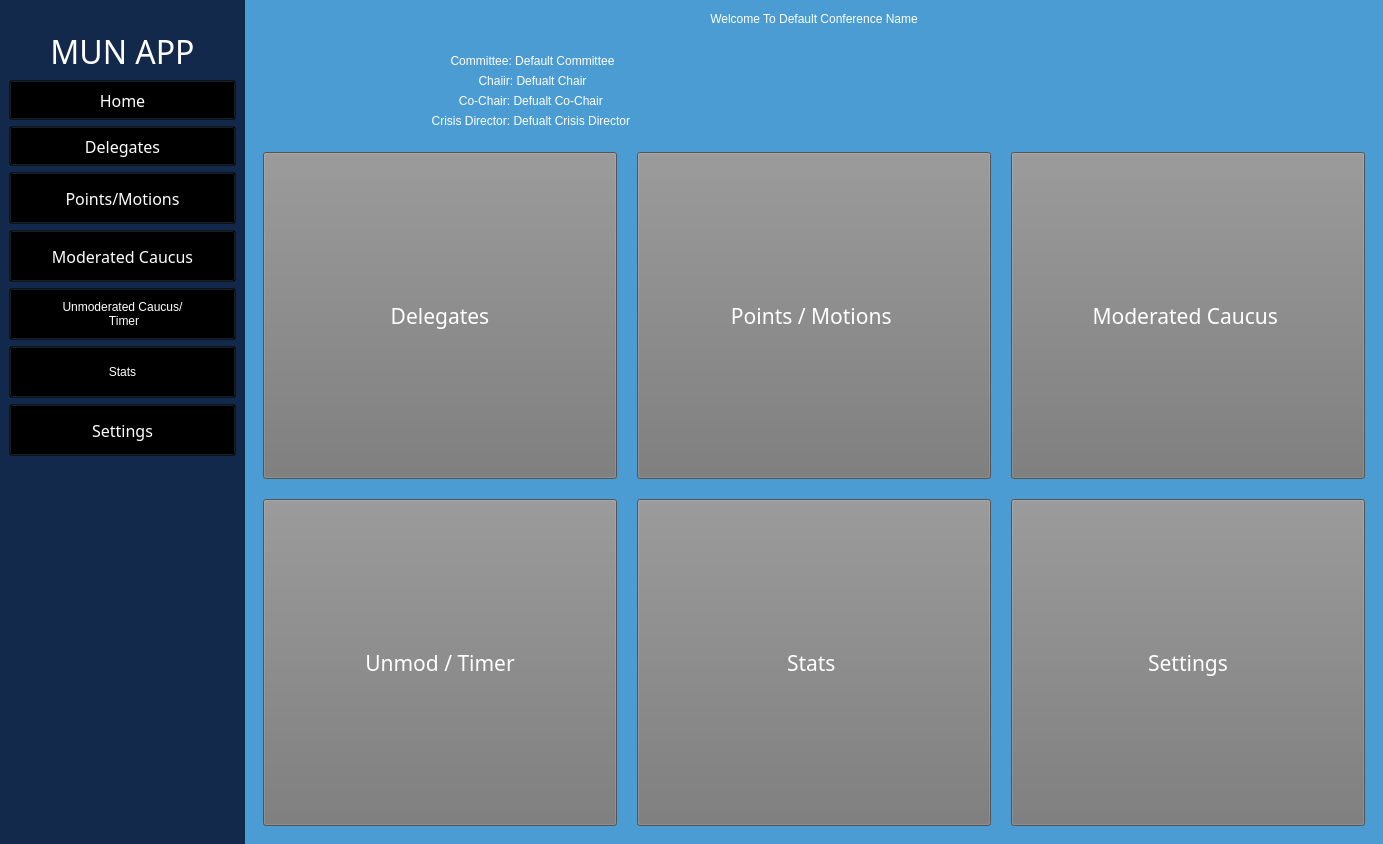
The window that mun_app_ui.ui (mkirby528/Run-MUN) describes before a commit, drawn with Qt 5.
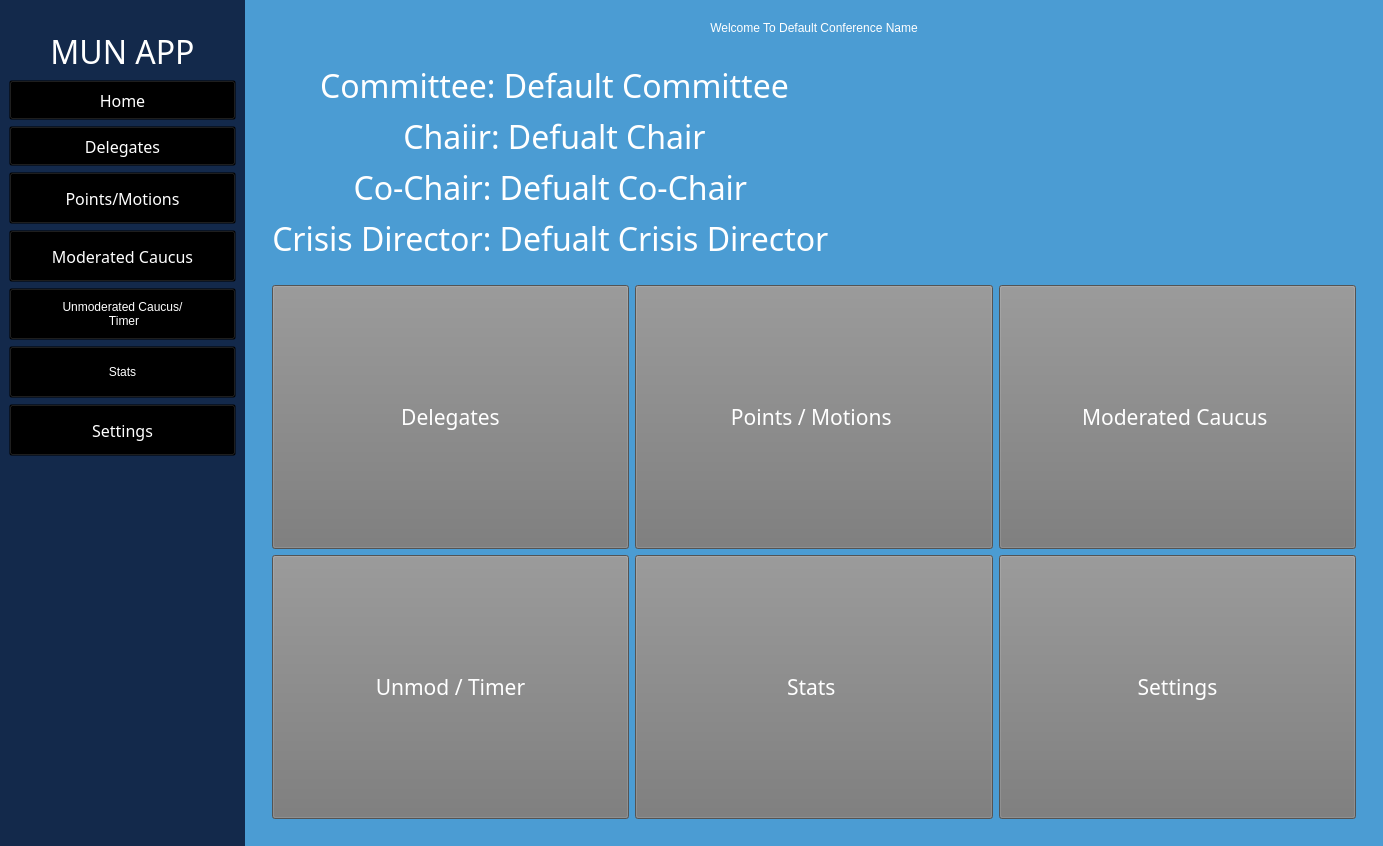
The same window after the commit. The open tabs and pages were chosen to show the change. Icons and pictures are not drawn.

Commit message: add scroll first page

What changed in the file:
```diff
--- a/mun_app_ui.ui
+++ b/mun_app_ui.ui
@@ -7,7 +7,7 @@
     <x>0</x>
     <y>0</y>
     <width>1383</width>
-    <height>844</height>
+    <height>846</height>
    </rect>
   </property>
   <property name="sizePolicy">
@@ -60,6 +60,11 @@
 		Text-align:CENTER;
 }
 
+
+#home_contents{
+background-color: #4B9CD3
+}
+
 QPushButton#home_button:hover,#delegates_button:hover,#points_motions_button:hover,#settings_button:hover,#moderated_caucus_button:hover, #unmod_button:hover, #stats_button:hover{
 	background-color: #4B9CD3;
 
@@ -136,7 +141,7 @@
 		background-color: #4B9CD3;
 }
 
-#add_delegate_button, #add_motion_button, #add_mod_caucus_button, #add_unmod_button,#order_delegates_button{
+#add_delegate_button, #add_motion_button, #add_mod_caucus_button, #add_unmod_button,#order_delegates_button,#reset_motions_button{
 	background-color: #767676;
 	border-color: transparent;
 	color:white;
@@ -255,7 +260,7 @@
 
 #home_committee_label,#home_chair_label,#home_co_label,#home_cd_label{
 	color:white;
-	font: 87 16pt &quot;Arial Black&quot;;
+	font: 87 24pt &quot;Arial Black&quot;;
 }
 #home_delegates_button, #home_pm_button,#home_mod_button,#home_unmod_button,#home_stats_button,#home_settings_button {
 	background-color:#767676;
@@ -272,7 +277,6 @@
 }QCheckBox::indicator:checked {
        image: url(:/img/resources/checkmark-xxl.png);
 }
-
 </string>
   </property>
   <layout class="QHBoxLayout" name="horizontalLayout_5" stretch="2,19">
@@ -672,11 +676,38 @@
           </sizepolicy>
          </property>
          <layout class="QGridLayout" name="gridLayout_6">
+          <item row="1" column="0" rowspan="2">
+           <widget class="QScrollArea" name="home_scroll">
+            <property name="styleSheet">
+             <string notr="true"/>
+            </property>
+            <property name="frameShape">
+             <enum>QFrame::NoFrame</enum>
+            </property>
+            <property name="widgetResizable">
+             <bool>true</bool>
+            </property>
+            <widget class="QWidget" name="home_contents">
+             <property name="geometry">
+              <rect>
+               <x>0</x>
+               <y>-6</y>
+               <width>1190</width>
+               <height>830</height>
+              </rect>
+             </property>
+             <property name="styleSheet">
+              <string notr="true">background-color: </string>
+             </property>
+             <layout class="QGridLayout" name="gridLayout_10">
           <item row="0" column="0" colspan="2">
            <widget class="QLabel" name="welcome_to_conference_label">
             <property name="frameShape">
              <enum>QFrame::NoFrame</enum>
             </property>
+                <property name="lineWidth">
+                 <number>0</number>
+                </property>
             <property name="text">
              <string>Welcome To Default Conference Name</string>
             </property>
@@ -685,75 +716,38 @@
             </property>
            </widget>
           </item>
-          <item row="7" column="0" colspan="2">
-           <widget class="QFrame" name="frame_6">
-            <property name="sizePolicy">
-             <sizepolicy hsizetype="Expanding" vsizetype="Preferred">
-              <horstretch>0</horstretch>
-              <verstretch>0</verstretch>
-             </sizepolicy>
-            </property>
+              <item row="2" column="1" rowspan="3">
+               <widget class="QLabel" name="home_img_label">
+                <property name="maximumSize">
+                 <size>
+                  <width>16777215</width>
+                  <height>1000</height>
+                 </size>
+                </property>
+                <property name="text">
+                 <string/>
+                </property>
+                <property name="pixmap">
+                 <pixmap resource="res.qrc">:/img/resources/united-nations-logo.png</pixmap>
+                </property>
+                <property name="scaledContents">
+                 <bool>false</bool>
+                </property>
+                <property name="alignment">
+                 <set>Qt::AlignCenter</set>
+                </property>
+               </widget>
+              </item>
+              <item row="5" column="0" colspan="2">
+               <widget class="QFrame" name="frame_10">
             <property name="frameShape">
              <enum>QFrame::NoFrame</enum>
             </property>
             <property name="frameShadow">
              <enum>QFrame::Raised</enum>
             </property>
-            <layout class="QGridLayout" name="gridLayout_4">
-             <property name="sizeConstraint">
-              <enum>QLayout::SetDefaultConstraint</enum>
-             </property>
-             <property name="spacing">
-              <number>20</number>
-             </property>
-             <item row="2" column="0">
-              <widget class="QPushButton" name="home_unmod_button">
-               <property name="sizePolicy">
-                <sizepolicy hsizetype="MinimumExpanding" vsizetype="MinimumExpanding">
-                 <horstretch>0</horstretch>
-                 <verstretch>0</verstretch>
-                </sizepolicy>
-               </property>
-               <property name="minimumSize">
-                <size>
-                 <width>150</width>
-                 <height>150</height>
-                </size>
-               </property>
-               <property name="baseSize">
-                <size>
-                 <width>150</width>
-                 <height>150</height>
-                </size>
-               </property>
-               <property name="font">
-                <font>
-                 <family>Arial Black</family>
-                 <pointsize>16</pointsize>
-                </font>
-               </property>
-               <property name="text">
-                <string>Unmod / Timer</string>
-               </property>
-               <property name="icon">
-                <iconset resource="res.qrc">
-                 <normaloff>:/img/resources/stopwatch.png</normaloff>:/img/resources/stopwatch.png</iconset>
-               </property>
-               <property name="iconSize">
-                <size>
-                 <width>64</width>
-                 <height>64</height>
-                </size>
-               </property>
-               <property name="default">
-                <bool>false</bool>
-               </property>
-               <property name="flat">
-                <bool>false</bool>
-               </property>
-              </widget>
-             </item>
-             <item row="1" column="0">
+                <layout class="QGridLayout" name="gridLayout_11">
+                 <item row="0" column="0">
               <widget class="QPushButton" name="home_delegates_button">
                <property name="sizePolicy">
                 <sizepolicy hsizetype="MinimumExpanding" vsizetype="MinimumExpanding">
@@ -800,101 +794,7 @@
                </property>
               </widget>
              </item>
-             <item row="2" column="2">
-              <widget class="QPushButton" name="home_settings_button">
-               <property name="sizePolicy">
-                <sizepolicy hsizetype="MinimumExpanding" vsizetype="MinimumExpanding">
-                 <horstretch>0</horstretch>
-                 <verstretch>0</verstretch>
-                </sizepolicy>
-               </property>
-               <property name="minimumSize">
-                <size>
-                 <width>150</width>
-                 <height>150</height>
-                </size>
-               </property>
-               <property name="baseSize">
-                <size>
-                 <width>150</width>
-                 <height>150</height>
-                </size>
-               </property>
-               <property name="font">
-                <font>
-                 <family>Arial Black</family>
-                 <pointsize>16</pointsize>
-                </font>
-               </property>
-               <property name="text">
-                <string>Settings</string>
-               </property>
-               <property name="icon">
-                <iconset resource="res.qrc">
-                 <normaloff>:/img/resources/settings.png</normaloff>:/img/resources/settings.png</iconset>
-               </property>
-               <property name="iconSize">
-                <size>
-                 <width>64</width>
-                 <height>64</height>
-                </size>
-               </property>
-               <property name="default">
-                <bool>false</bool>
-               </property>
-               <property name="flat">
-                <bool>false</bool>
-               </property>
-              </widget>
-             </item>
-             <item row="2" column="1">
-              <widget class="QPushButton" name="home_stats_button">
-               <property name="sizePolicy">
-                <sizepolicy hsizetype="MinimumExpanding" vsizetype="MinimumExpanding">
-                 <horstretch>0</horstretch>
-                 <verstretch>0</verstretch>
-                </sizepolicy>
-               </property>
-               <property name="minimumSize">
-                <size>
-                 <width>150</width>
-                 <height>150</height>
-                </size>
-               </property>
-               <property name="baseSize">
-                <size>
-                 <width>150</width>
-                 <height>150</height>
-                </size>
-               </property>
-               <property name="font">
-                <font>
-                 <family>Arial Black</family>
-                 <pointsize>16</pointsize>
-                </font>
-               </property>
-               <property name="text">
-                <string>Stats </string>
-               </property>
-               <property name="icon">
-                <iconset resource="res.qrc">
-                 <normaloff>:/img/resources/bar-chart.png</normaloff>:/img/resources/bar-chart.png</iconset>
-               </property>
-               <property name="iconSize">
-                <size>
-                 <width>64</width>
-                 <height>64</height>
-                </size>
-               </property>
-               <property name="default">
-                <bool>false</bool>
-               </property>
-               <property name="flat">
-                <bool>false</bool>
-               </property>
-              </widget>
-             </item>
-             <item row="1" column="1">
+                 <item row="0" column="1">
               <widget class="QPushButton" name="home_pm_button">
                <property name="sizePolicy">
                 <sizepolicy hsizetype="MinimumExpanding" vsizetype="MinimumExpanding">
@@ -941,7 +841,7 @@
                </property>
               </widget>
              </item>
-             <item row="1" column="2">
+                 <item row="0" column="2">
               <widget class="QPushButton" name="home_mod_button">
                <property name="sizePolicy">
                 <sizepolicy hsizetype="MinimumExpanding" vsizetype="MinimumExpanding">
@@ -988,81 +888,257 @@
                </property>
               </widget>
              </item>
+                 <item row="1" column="0">
+                  <widget class="QPushButton" name="home_unmod_button">
+                   <property name="sizePolicy">
+                    <sizepolicy hsizetype="MinimumExpanding" vsizetype="MinimumExpanding">
+                     <horstretch>0</horstretch>
+                     <verstretch>0</verstretch>
+                    </sizepolicy>
+                   </property>
+                   <property name="minimumSize">
+                    <size>
+                     <width>150</width>
+                     <height>150</height>
+                    </size>
+                   </property>
+                   <property name="baseSize">
+                    <size>
+                     <width>150</width>
+                     <height>150</height>
+                    </size>
+                   </property>
+                   <property name="font">
+                    <font>
+                     <family>Arial Black</family>
+                     <pointsize>16</pointsize>
+                    </font>
+                   </property>
+                   <property name="text">
+                    <string>Unmod / Timer</string>
+                   </property>
+                   <property name="icon">
+                    <iconset resource="res.qrc">
+                     <normaloff>:/img/resources/stopwatch.png</normaloff>:/img/resources/stopwatch.png</iconset>
+                   </property>
+                   <property name="iconSize">
+                    <size>
+                     <width>64</width>
+                     <height>64</height>
+                    </size>
+                   </property>
+                   <property name="default">
+                    <bool>false</bool>
+                   </property>
+                   <property name="flat">
+                    <bool>false</bool>
+                   </property>
+                  </widget>
+                 </item>
+                 <item row="1" column="1">
+                  <widget class="QPushButton" name="home_stats_button">
+                   <property name="sizePolicy">
+                    <sizepolicy hsizetype="MinimumExpanding" vsizetype="MinimumExpanding">
+                     <horstretch>0</horstretch>
+                     <verstretch>0</verstretch>
+                    </sizepolicy>
+                   </property>
+                   <property name="minimumSize">
+                    <size>
+                     <width>150</width>
+                     <height>150</height>
+                    </size>
+                   </property>
+                   <property name="baseSize">
+                    <size>
+                     <width>150</width>
+                     <height>150</height>
+                    </size>
+                   </property>
+                   <property name="font">
+                    <font>
+                     <family>Arial Black</family>
+                     <pointsize>16</pointsize>
+                    </font>
+                   </property>
+                   <property name="text">
+                    <string>Stats </string>
+                   </property>
+                   <property name="icon">
+                    <iconset resource="res.qrc">
+                     <normaloff>:/img/resources/bar-chart.png</normaloff>:/img/resources/bar-chart.png</iconset>
+                   </property>
+                   <property name="iconSize">
+                    <size>
+                     <width>64</width>
+                     <height>64</height>
+                    </size>
+                   </property>
+                   <property name="default">
+                    <bool>false</bool>
+                   </property>
+                   <property name="flat">
+                    <bool>false</bool>
+                   </property>
+                  </widget>
+                 </item>
+                 <item row="1" column="2">
+                  <widget class="QPushButton" name="home_settings_button">
+                   <property name="sizePolicy">
+                    <sizepolicy hsizetype="MinimumExpanding" vsizetype="MinimumExpanding">
+                     <horstretch>0</horstretch>
+                     <verstretch>0</verstretch>
+                    </sizepolicy>
+                   </property>
+                   <property name="minimumSize">
+                    <size>
+                     <width>150</width>
+                     <height>150</height>
+                    </size>
+                   </property>
+                   <property name="baseSize">
+                    <size>
+                     <width>150</width>
+                     <height>150</height>
+                    </size>
+                   </property>
+                   <property name="font">
+                    <font>
+                     <family>Arial Black</family>
+                     <pointsize>16</pointsize>
+                    </font>
+                   </property>
+                   <property name="text">
+                    <string>Settings</string>
+                   </property>
+                   <property name="icon">
+                    <iconset resource="res.qrc">
+                     <normaloff>:/img/resources/settings.png</normaloff>:/img/resources/settings.png</iconset>
+                   </property>
+                   <property name="iconSize">
+                    <size>
+                     <width>64</width>
+                     <height>64</height>
+                    </size>
+                   </property>
+                   <property name="default">
+                    <bool>false</bool>
+                   </property>
+                   <property name="flat">
+                    <bool>false</bool>
+                   </property>
+                  </widget>
+                 </item>
             </layout>
            </widget>
           </item>
-          <item row="1" column="1" rowspan="3">
-           <widget class="QLabel" name="home_img_label">
-            <property name="maximumSize">
-             <size>
-              <width>16777215</width>
-              <height>1000</height>
-             </size>
-            </property>
-            <property name="text">
-             <string/>
-            </property>
-            <property name="pixmap">
-             <pixmap resource="res.qrc">:/img/resources/united-nations-logo.png</pixmap>
-            </property>
-            <property name="scaledContents">
-             <bool>false</bool>
-            </property>
-            <property name="alignment">
-             <set>Qt::AlignCenter</set>
-            </property>
-           </widget>
-          </item>
-          <item row="1" column="0" rowspan="3">
-           <widget class="QFrame" name="frame_7">
+              <item row="2" column="0" rowspan="3">
+               <widget class="QFrame" name="frame_9">
             <property name="frameShape">
              <enum>QFrame::NoFrame</enum>
             </property>
             <property name="frameShadow">
              <enum>QFrame::Raised</enum>
             </property>
-            <layout class="QVBoxLayout" name="verticalLayout_13">
+                <property name="lineWidth">
+                 <number>0</number>
+                </property>
+                <layout class="QVBoxLayout" name="verticalLayout">
              <item>
               <widget class="QLabel" name="home_committee_label">
+                   <property name="font">
+                    <font>
+                     <family>Arial Black</family>
+                     <pointsize>24</pointsize>
+                     <weight>10</weight>
+                     <italic>false</italic>
+                     <bold>false</bold>
+                    </font>
+                   </property>
+                   <property name="lineWidth">
+                    <number>0</number>
+                   </property>
                <property name="text">
                 <string>Committee: Default Committee</string>
                </property>
                <property name="alignment">
-                <set>Qt::AlignCenter</set>
+                    <set>Qt::AlignHCenter|Qt::AlignTop</set>
                </property>
               </widget>
              </item>
              <item>
               <widget class="QLabel" name="home_chair_label">
+                   <property name="font">
+                    <font>
+                     <family>Arial Black</family>
+                     <pointsize>24</pointsize>
+                     <weight>10</weight>
+                     <italic>false</italic>
+                     <bold>false</bold>
+                    </font>
+                   </property>
+                   <property name="lineWidth">
+                    <number>0</number>
+                   </property>
                <property name="text">
                 <string>Chaiir: Defualt Chair</string>
                </property>
                <property name="alignment">
-                <set>Qt::AlignCenter</set>
+                    <set>Qt::AlignHCenter|Qt::AlignTop</set>
                </property>
               </widget>
              </item>
              <item>
               <widget class="QLabel" name="home_co_label">
+                   <property name="font">
+                    <font>
+                     <family>Arial Black</family>
+                     <pointsize>24</pointsize>
+                     <weight>10</weight>
+                     <italic>false</italic>
+                     <bold>false</bold>
+                    </font>
+                   </property>
+                   <property name="lineWidth">
+                    <number>0</number>
+                   </property>
                <property name="text">
                 <string>Co-Chair: Defualt Co-Chair </string>
                </property>
                <property name="alignment">
-                <set>Qt::AlignCenter</set>
+                    <set>Qt::AlignHCenter|Qt::AlignTop</set>
                </property>
               </widget>
              </item>
              <item>
               <widget class="QLabel" name="home_cd_label">
+                   <property name="font">
+                    <font>
+                     <family>Arial Black</family>
+                     <pointsize>24</pointsize>
+                     <weight>10</weight>
+                     <italic>false</italic>
+                     <bold>false</bold>
+                    </font>
+                   </property>
                <property name="text">
                 <string>Crisis Director: Defualt Crisis Director </string>
                </property>
                <property name="alignment">
-                <set>Qt::AlignCenter</set>
+                    <set>Qt::AlignHCenter|Qt::AlignTop</set>
                </property>
               </widget>
              </item>
             </layout>
+               </widget>
+              </item>
+             </layout>
+             <zorder>welcome_to_conference_label</zorder>
+             <zorder>welcome_to_conference_label</zorder>
+             <zorder>home_img_label</zorder>
+             <zorder>frame_9</zorder>
+             <zorder>frame_10</zorder>
+            </widget>
            </widget>
           </item>
          </layout>
@@ -1310,21 +1386,8 @@
       </layout>
      </widget>
      <widget class="QWidget" name="points_motions_page">
-      <layout class="QVBoxLayout" name="verticalLayout_4">
-       <property name="spacing">
-        <number>3</number>
-       </property>
-       <item>
-        <widget class="QLabel" name="points_and_motions_label">
-         <property name="text">
-          <string>Points and Motions</string>
-         </property>
-         <property name="alignment">
-          <set>Qt::AlignCenter</set>
-         </property>
-        </widget>
-       </item>
-       <item>
+      <layout class="QGridLayout" name="gridLayout_4">
+       <item row="1" column="0">
         <widget class="QPushButton" name="add_motion_button">
          <property name="text">
           <string>Add Motion(for unmod you only need duration)</string>
```
Left out of the diff: 31 changed lines with no effect on the pictures. Lines whose indentation alone changed are shown as unchanged. The commit also changes 3 other files.
